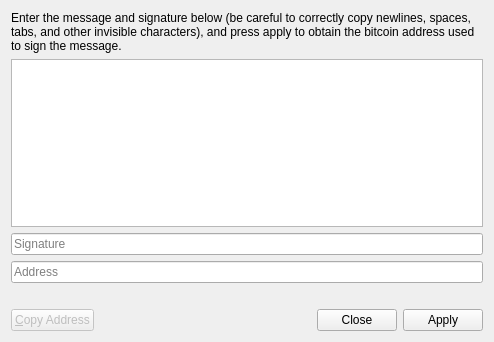
First picture: the form in src/qt/forms/verifymessagedialog.ui, repository raffermeko/bitcoin, before the edit.
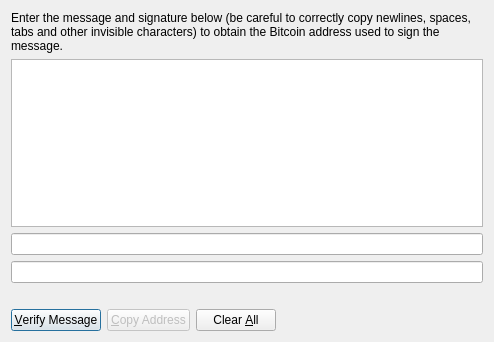
Second picture: the form after the edit. Icons and pictures are not drawn.

Commit message: adapt user-experience from messagepage / move placeholderTexts from XML to source to avoid a problem with Qt < 4.7 / add eventFilter for address field to select text when clicking in / add Clear All button / rework strings

The edit to the form file:
```diff
--- a/src/qt/forms/verifymessagedialog.ui
+++ b/src/qt/forms/verifymessagedialog.ui
@@ -17,7 +17,7 @@
    <item>
     <widget class="QLabel" name="label">
      <property name="text">
-      <string>Enter the message and signature below (be careful to correctly copy newlines, spaces, tabs, and other invisible characters), and press apply to obtain the bitcoin address used to sign the message.</string>
+      <string>Enter the message and signature below (be careful to correctly copy newlines, spaces, tabs and other invisible characters) to obtain the Bitcoin address used to sign the message.</string>
      </property>
      <property name="alignment">
       <set>Qt::AlignLeading|Qt::AlignLeft|Qt::AlignTop</set>
@@ -35,9 +35,6 @@
      <property name="text">
       <string/>
      </property>
-     <property name="placeholderText">
-      <string>Signature</string>
-     </property>
     </widget>
    </item>
    <item>
@@ -48,9 +45,6 @@
      <property name="readOnly">
       <bool>true</bool>
      </property>
-     <property name="placeholderText">
-      <string>Address</string>
-     </property>
     </widget>
    </item>
    <item>
@@ -62,6 +56,20 @@
    </item>
    <item>
     <layout class="QHBoxLayout" name="horizontalLayout">
+     <item>
+      <widget class="QPushButton" name="verifyMessage">
+       <property name="toolTip">
+        <string>Verify a message and obtain the Bitcoin address used to sign the message</string>
+       </property>
+       <property name="text">
+        <string>&amp;Verify Message</string>
+       </property>
+       <property name="icon">
+        <iconset resource="../bitcoin.qrc">
+         <normaloff>:/icons/transaction_0</normaloff>:/icons/transaction_0</iconset>
+       </property>
+      </widget>
+     </item>
      <item>
       <widget class="QPushButton" name="copyToClipboard">
        <property name="enabled">
@@ -79,6 +87,20 @@
        </property>
       </widget>
      </item>
+     <item>
+      <widget class="QPushButton" name="clearButton">
+       <property name="toolTip">
+        <string>Reset all verify message fields</string>
+       </property>
+       <property name="text">
+        <string>Clear &amp;All</string>
+       </property>
+       <property name="icon">
+        <iconset resource="../bitcoin.qrc">
+         <normaloff>:/icons/remove</normaloff>:/icons/remove</iconset>
+       </property>
+      </widget>
+     </item>
      <item>
       <spacer name="horizontalSpacer">
        <property name="orientation">
@@ -92,19 +114,6 @@
        </property>
       </spacer>
      </item>
-     <item>
-      <widget class="QDialogButtonBox" name="buttonBox">
-       <property name="orientation">
-        <enum>Qt::Horizontal</enum>
-       </property>
-       <property name="standardButtons">
-        <set>QDialogButtonBox::Apply|QDialogButtonBox::Close</set>
-       </property>
-       <property name="centerButtons">
-        <bool>false</bool>
-       </property>
-      </widget>
-     </item>
     </layout>
    </item>
   </layout>
```
Left out of the diff: 35 changed lines with no effect on the pictures. The commit also changes 2 other files.
